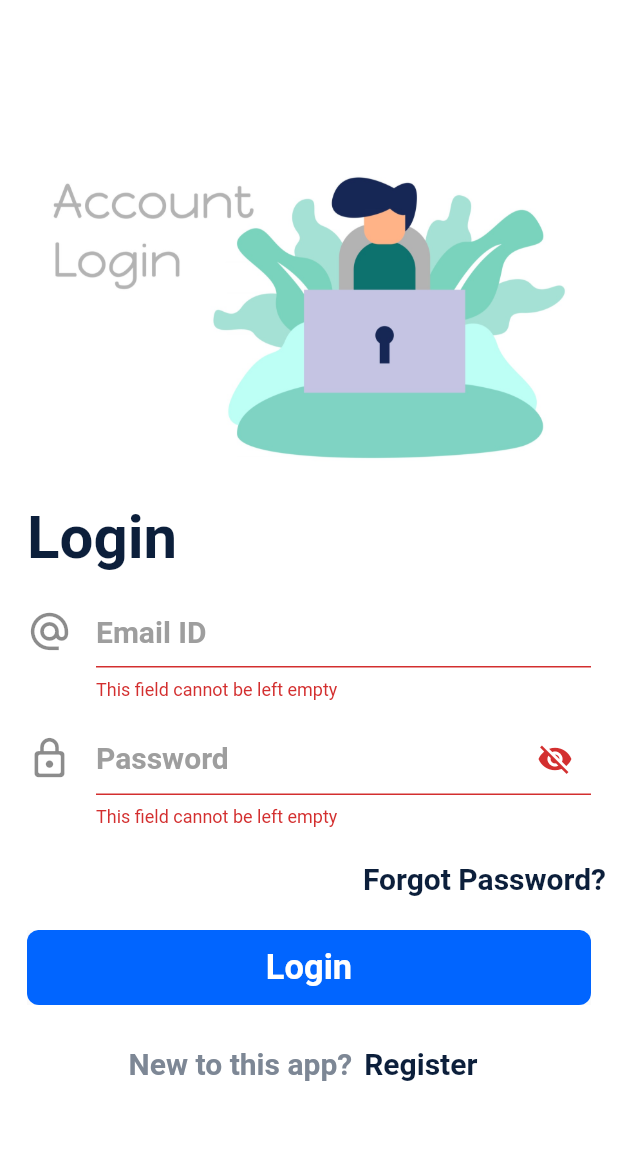
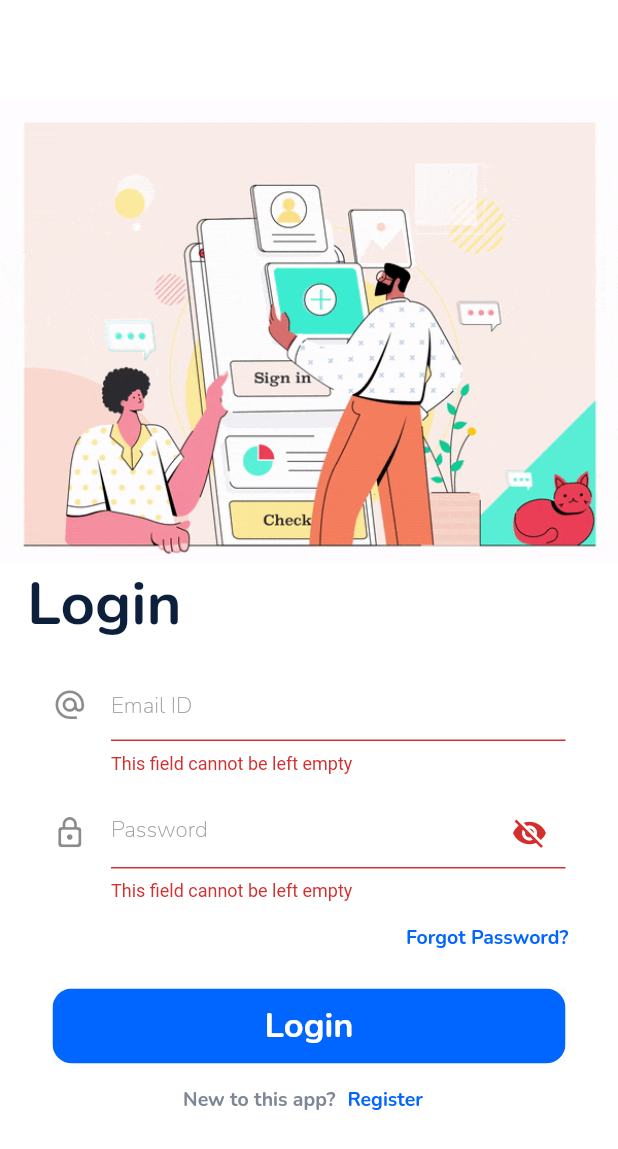
Before and after one commit to samtuga1/form_validator, a Flutter app: the screen it shows after launch, after a tap on "Login", on a phone screen of 412 x 824 dp. Shown: the top 1149 px of the screen. Run offline on Flutter 3.47's test engine with Material 2 defaults, Android fonts, the phone set to English and light mode, and no system bars; our stand-ins replace google_fonts; Roboto replaces fonts that are missing (Rokkitt).

Commit message:
Made some changes to text sizes

```diff
--- a/lib/constants.dart
+++ b/lib/constants.dart
@@ -5,7 +5,7 @@ const kSpacer = SizedBox(
   height: 15,
 );
 
-TextStyle kTextStyle = GoogleFonts.rokkitt(
+TextStyle kTextStyle = GoogleFonts.nunito(
   textStyle: const TextStyle(
       color: Color(0xFF0c1f3b), fontSize: 40, fontWeight: FontWeight.bold),
 );
--- a/lib/main.dart
+++ b/lib/main.dart
@@ -1,11 +1,15 @@
 import 'package:flutter/material.dart';
 import 'package:login_screen/screens/login_screen.dart';
 import 'package:google_fonts/google_fonts.dart';
+import 'package:login_screen/screens/registration_screen.dart';
 
 void main() => runApp(MaterialApp(
       theme: ThemeData(
         textTheme: GoogleFonts.rokkittTextTheme(),
       ),
       home: const LoginScreen(),
-      routes: {LoginScreen.id: (context) => const LoginScreen()},
+      routes: {
+        LoginScreen.id: (context) => const LoginScreen(),
+        RegistrationScreen.id: (context) => const RegistrationScreen(),
+      },
     ));
--- a/lib/screens/login_screen.dart
+++ b/lib/screens/login_screen.dart
@@ -16,8 +16,21 @@ class LoginScreen extends StatefulWidget {
 
 class _LoginScreenState extends State<LoginScreen> {
   late bool _showPassword = false;
+  final formKey = GlobalKey<FormState>();
+  late Image myImage;
 
-  final formKey = GlobalKey<FormState>();
+  @override
+  void initState() {
+    super.initState();
+    myImage = Image.asset("assets/images/LoginGif.gif");
+  }
+
+  @override
+  void didChangeDependencies() {
+    super.didChangeDependencies();
+    precacheImage(myImage.image, context);
+  }
+
   @override
   Widget build(BuildContext context) {
     return Scaffold(
@@ -28,8 +41,7 @@ class _LoginScreenState extends State<LoginScreen> {
           child: ListView(
             shrinkWrap: true,
             children: [
-              Image.asset("assets/images/loginPhoto.png"),
-              kSpacer,
+              myImage,
               Padding(
                 padding: const EdgeInsets.symmetric(horizontal: 18.0),
                 child:
@@ -57,29 +69,30 @@ class _LoginScreenState extends State<LoginScreen> {
                   },
                 ),
               ),
-              const SizedBox(
-                height: 10,
-              ),
               Row(
                 mainAxisAlignment: MainAxisAlignment.end,
                 children: [
-                  ForgotRegisterButton(
-                    title: 'Forgot Password?',
-                    onPressed: () {},
+                  Padding(
+                    padding: const EdgeInsets.symmetric(horizontal: 25.0),
+                    child: ForgotRegisterButton(
+                      title: 'Forgot Password?',
+                      onPressed: () {},
+                    ),
                   ),
                 ],
               ),
               const SizedBox(
                 height: 10,
               ),
-              LoginButton(formKey: formKey),
-              kSpacer,
+              LoginButton(
+                formKey: formKey,
+              ),
               Row(
                 mainAxisAlignment: MainAxisAlignment.center,
                 children: [
                   Text('New to this app?',
                       style: kTextStyle.copyWith(
-                          fontSize: 20, color: const Color(0xFF7d8795))),
+                          fontSize: 13, color: const Color(0xFF7d8795))),
                   ForgotRegisterButton(title: 'Register', onPressed: () {})
                 ],
               ),
@@ -89,4 +102,9 @@ class _LoginScreenState extends State<LoginScreen> {
       ),
     );
   }
+
+  @override
+  void dispose() {
+    super.dispose();
+  }
 }
--- a/lib/widgets/forgot_register_buttons.dart
+++ b/lib/widgets/forgot_register_buttons.dart
@@ -16,7 +16,11 @@ class ForgotRegisterButton extends StatelessWidget {
       onPressed: () {
         onPressed;
       },
-      child: Text(title, style: kTextStyle.copyWith(fontSize: 20)),
+      child: Text(title,
+          style: kTextStyle.copyWith(
+              fontSize: 13,
+              fontWeight: FontWeight.bold,
+              color: const Color(0xFF0165ff))),
     );
   }
 }
--- a/lib/widgets/login_button.dart
+++ b/lib/widgets/login_button.dart
@@ -1,5 +1,6 @@
 import 'package:flutter/material.dart';
 import 'package:login_screen/constants.dart';
+import 'package:login_screen/screens/registration_screen.dart';
 
 class LoginButton extends StatelessWidget {
   const LoginButton({
@@ -12,17 +13,17 @@ class LoginButton extends StatelessWidget {
   @override
   Widget build(BuildContext context) {
     return Padding(
-      padding: const EdgeInsets.symmetric(horizontal: 18.0),
+      padding: const EdgeInsets.symmetric(horizontal: 35.0),
       child: Material(
         child: Ink(
           decoration: BoxDecoration(
-              borderRadius: BorderRadius.circular(8),
+              borderRadius: BorderRadius.circular(13),
               color: const Color(0xFF0165ff)),
           height: 50,
           child: InkWell(
             onTap: () {
               if (formKey.currentState!.validate()) {
-                print('validated');
+                Navigator.pushNamed(context, RegistrationScreen.id);
               }
             },
             child: Center(
--- a/lib/widgets/text_field_builder.dart
+++ b/lib/widgets/text_field_builder.dart
@@ -18,7 +18,7 @@ class TextFieldBuilder extends StatelessWidget {
   @override
   Widget build(BuildContext context) {
     return Padding(
-      padding: const EdgeInsets.symmetric(horizontal: 18),
+      padding: const EdgeInsets.symmetric(horizontal: 35),
       child: TextFormField(
         obscureText: showPassword,
         validator: (value) {
@@ -29,10 +29,11 @@ class TextFieldBuilder extends StatelessWidget {
         decoration: InputDecoration(
           suffixIcon: iconButton,
           hintText: title,
-          hintStyle: kTextStyle.copyWith(fontSize: 20, color: Colors.grey),
+          hintStyle: kTextStyle.copyWith(
+              fontSize: 15, color: Colors.grey, fontWeight: FontWeight.w100),
           icon: Icon(
             icon,
-            size: 30,
+            size: 23,
           ),
         ),
       ),
```
Also changed, not shown: lib/screens/registration_screen.dart (added, +26 -0 lines), assets/images/LoginGif.gif (added).
